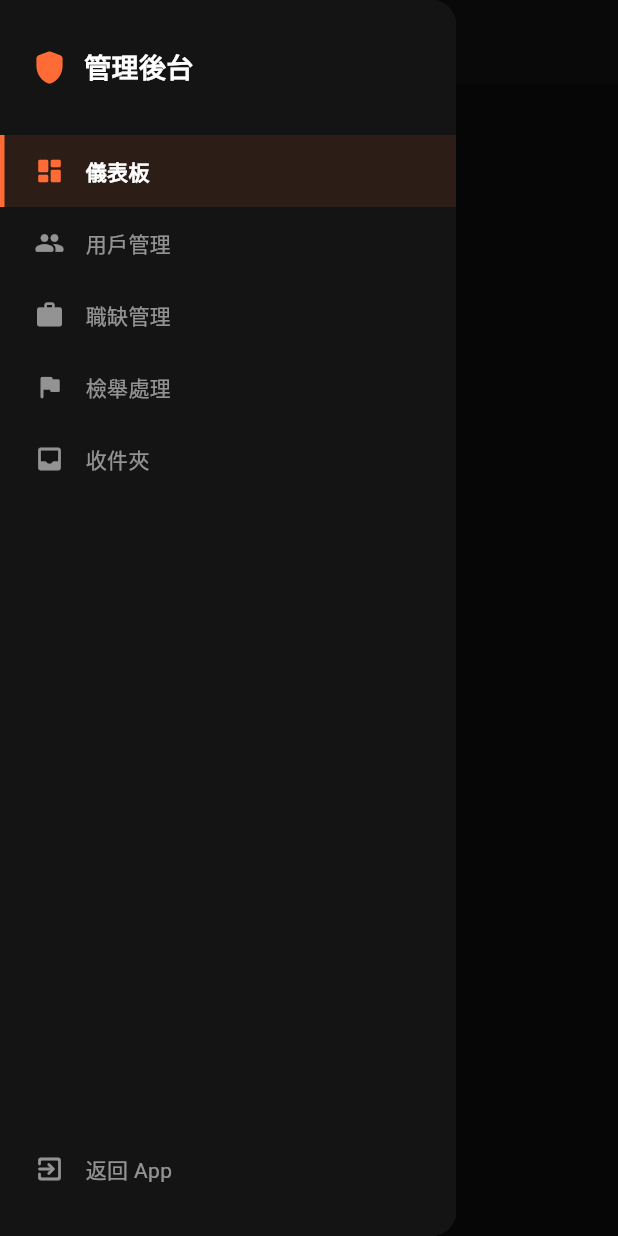
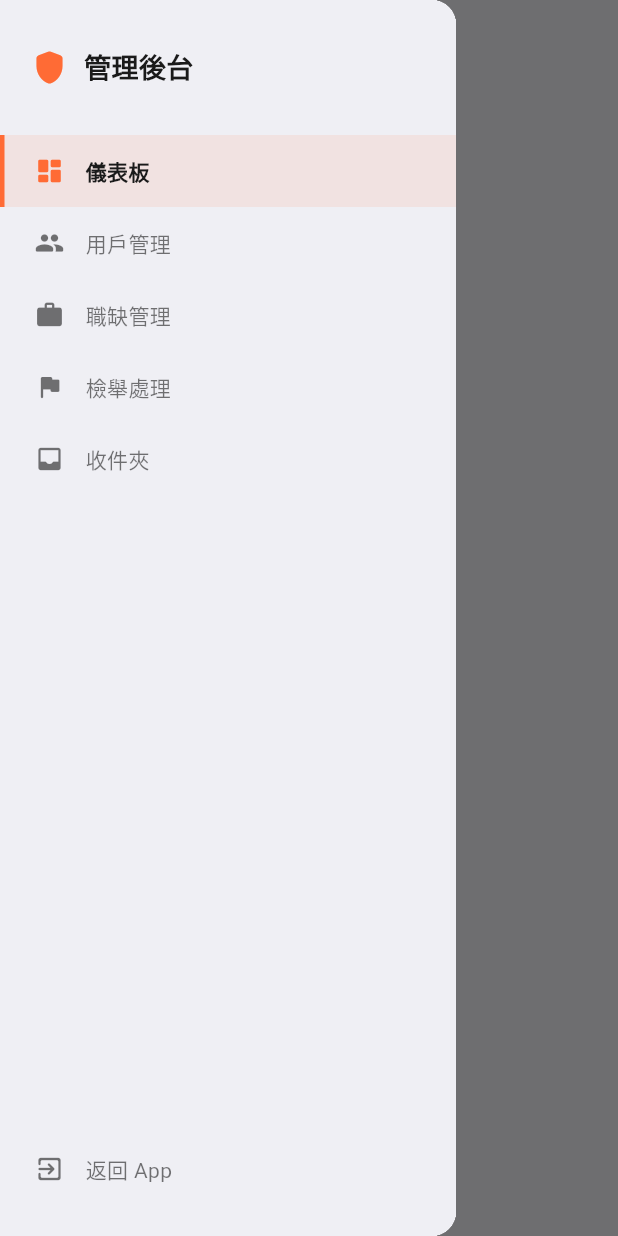
Before and after one commit to wiwigether-pixel/job_swipe, a Flutter app: the AdminShell screen opened directly with empty values, with the side drawer open, on a phone screen of 412 x 824 dp. Run offline on Flutter 3.47's test engine with Material 3 defaults, Android fonts, the phone set to English and light mode, and no system bars; our stand-ins replace firebase_analytics, firebase_core, flutter_card_swiper, flutter_dotenv, flutter_riverpod, freezed_annotation and 8 more; missing offline and left inert: dart:js_interop, slang; accounts and stored records are empty; generated files the repository leaves out were written again; network calls fail.

Commit message:
refactor(theme): admin 系列改用 AppColors token
Co-Authored-By: Claude Sonnet 4.6 <noreply@anthropic.com>

```diff
--- a/lib/features/admin/presentation/admin_shell.dart
+++ b/lib/features/admin/presentation/admin_shell.dart
@@ -2,6 +2,7 @@ import 'package:flutter/material.dart';
 import 'package:flutter_riverpod/flutter_riverpod.dart';
 import 'package:go_router/go_router.dart';
 import '../data/admin_provider.dart';
+import '../../../core/theme/app_colors.dart';
 
 const _adminAccent = Color(0xFFFF6B35);
 
@@ -37,26 +38,26 @@ class AdminShell extends ConsumerWidget {
         // 窄螢幕（手機）：側邊欄收進 Drawer，內容佔滿全寬
         if (!isWide) {
           return Scaffold(
-            backgroundColor: const Color(0xFF0D0D0D),
+            backgroundColor: context.colors.surfaceAlt,
             appBar: AppBar(
-              backgroundColor: const Color(0xFF141414),
+              backgroundColor: context.colors.surfaceAlt,
               elevation: 0,
               iconTheme: const IconThemeData(color: _adminAccent),
-              title: const Row(
+              title: Row(
                 mainAxisSize: MainAxisSize.min,
                 children: [
-                  Icon(Icons.shield_rounded, color: _adminAccent, size: 22),
-                  SizedBox(width: 8),
+                  const Icon(Icons.shield_rounded, color: _adminAccent, size: 22),
+                  const SizedBox(width: 8),
                   Text('管理後台',
                       style: TextStyle(
-                          color: Colors.white,
+                          color: context.colors.textPrimary,
                           fontSize: 17,
                           fontWeight: FontWeight.bold)),
                 ],
               ),
             ),
             drawer: Drawer(
-              backgroundColor: const Color(0xFF141414),
+              backgroundColor: context.colors.surfaceAlt,
               child: _Sidebar(
                 selectedIndex: selectedIndex,
                 adminRoleLabel: adminRole?.label,
@@ -69,7 +70,7 @@ class AdminShell extends ConsumerWidget {
 
         // 寬螢幕（桌面）：側邊欄常駐
         return Scaffold(
-          backgroundColor: const Color(0xFF0D0D0D),
+          backgroundColor: context.colors.surfaceAlt,
           body: Row(
             children: [
               SizedBox(
@@ -108,21 +109,21 @@ class _Sidebar extends StatelessWidget {
   @override
   Widget build(BuildContext context) {
     return Container(
-      color: const Color(0xFF141414),
+      color: context.colors.surfaceAlt,
       child: SafeArea(
         child: Column(
           crossAxisAlignment: CrossAxisAlignment.stretch,
           children: [
             const SizedBox(height: 32),
-            const Padding(
-              padding: EdgeInsets.symmetric(horizontal: 20),
+            Padding(
+              padding: const EdgeInsets.symmetric(horizontal: 20),
               child: Row(
                 children: [
-                  Icon(Icons.shield_rounded, color: _adminAccent, size: 26),
-                  SizedBox(width: 10),
+                  const Icon(Icons.shield_rounded, color: _adminAccent, size: 26),
+                  const SizedBox(width: 10),
                   Text('管理後台',
                       style: TextStyle(
-                          color: Colors.white,
+                          color: context.colors.textPrimary,
                           fontSize: 18,
                           fontWeight: FontWeight.bold)),
                 ],
@@ -191,11 +192,11 @@ class _NavItem extends StatelessWidget {
         child: Row(
           children: [
             Icon(icon,
-                color: selected ? _adminAccent : Colors.white54, size: 20),
+                color: selected ? _adminAccent : context.colors.textSecondary, size: 20),
             const SizedBox(width: 14),
             Text(label,
                 style: TextStyle(
-                    color: selected ? Colors.white : Colors.white54,
+                    color: selected ? context.colors.textPrimary : context.colors.textSecondary,
                     fontSize: 14,
                     fontWeight:
                         selected ? FontWeight.bold : FontWeight.normal)),
--- a/lib/features/admin/presentation/widgets/admin_page.dart
+++ b/lib/features/admin/presentation/widgets/admin_page.dart
@@ -1,4 +1,5 @@
 import 'package:flutter/material.dart';
+import '../../../../core/theme/app_colors.dart';
 
 const adminAccent = Color(0xFFFF6B35);
 
@@ -29,7 +30,7 @@ class AdminPage extends StatelessWidget {
             children: [
               Text(title,
                   style: TextStyle(
-                      color: Colors.white,
+                      color: context.colors.textPrimary,
                       fontSize: narrow ? 22 : 26,
                       fontWeight: FontWeight.bold)),
               const Spacer(),
@@ -37,8 +38,7 @@ class AdminPage extends StatelessWidget {
               if (onRefresh != null)
                 IconButton(
                   onPressed: onRefresh,
-                  icon:
-                      const Icon(Icons.refresh_rounded, color: Colors.white54),
+                  icon: Icon(Icons.refresh_rounded, color: context.colors.textSecondary),
                   tooltip: '重新整理',
                 ),
             ],
```
Also changed, not shown: lib/features/admin/presentation/admin_inbox_screen.dart (+26 -24 lines), lib/features/admin/presentation/admin_jobs_screen.dart (+20 -18 lines), lib/features/admin/presentation/admin_reports_screen.dart (+34 -31 lines), lib/features/admin/presentation/admin_users_screen.dart (+25 -23 lines), lib/features/admin/presentation/dashboard_screen.dart (+5 -4 lines).
